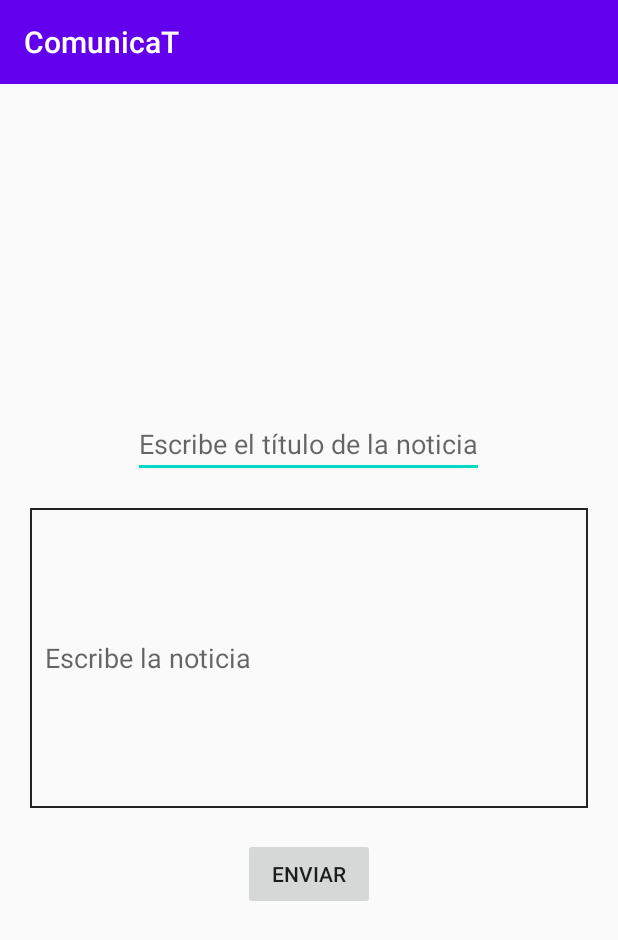
After one commit to NoeliaIm/comunicaT, an Android app: the WriteNotice screen opened directly, with no data from a screen before it, on a phone screen of 412 x 824 dp. The commit adds this screen. Shown: the top 940 px of the screen. Run offline under Robolectric (Android 15) with nearby library versions, the phone set to English and light mode, and no system bars; libraries missing offline, so code that uses them is left out: com.mysql.jdbc.

Commit message:
implemented admin options

```diff
--- a/app/src/main/AndroidManifest.xml
+++ b/app/src/main/AndroidManifest.xml
@@ -22,6 +22,8 @@
         <activity android:name=".LoginActivity"></activity>
         <activity android:name=".notes.NoticiasActivity"></activity>
         <activity android:name=".notes.DetailNoticeActiviy"></activity>
+        <activity android:name=".admin.WriteNotice"></activity>
+        <activity android:name=".admin.RegisterAdmin"></activity>
     </application>
     <uses-permission android:name="android.permission.INTERNET" />
 </manifest>
--- a/app/src/main/java/com/example/comunicat/MainActivity.java
+++ b/app/src/main/java/com/example/comunicat/MainActivity.java
@@ -1,13 +1,17 @@
 package com.example.comunicat;
 
 import android.content.Intent;
+import android.content.SharedPreferences;
+import android.provider.ContactsContract;
 import android.view.View;
 import android.widget.Button;
+
 import androidx.appcompat.app.AppCompatActivity;
+
 import android.os.Bundle;
 
-import com.example.comunicat.utils.Constants;
-import com.example.comunicat.utils.PreferencesManager;
+import com.example.comunicat.config.PreferencesManager;
+import com.example.comunicat.notes.NoticiasActivity;
 
 
 public class MainActivity extends AppCompatActivity {
@@ -36,4 +40,17 @@ public class MainActivity extends AppCompatActivity {
             }
         });
     }
+
+    /*@Override
+    protected void onResume() {
+        super.onResume();
+        SharedPreferences sharedPreferences = getSharedPreferences(PreferencesManager.PREFERENCIASAPP, MODE_PRIVATE);
+        int logged = sharedPreferences.getInt(PreferencesManager.LOGGED, 0);
+        Intent intent;
+        if (logged != 0) {
+            intent = new Intent(MainActivity.this, NoticiasActivity.class);
+            startActivity(intent);
         }
+
+    }*/
+}
--- /dev/null
+++ b/app/src/main/java/com/example/comunicat/admin/WriteNotice.java
@@ -0,0 +1,79 @@
+package com.example.comunicat.admin;
+
+import android.content.Intent;
+import android.os.Bundle;
+import android.view.View;
+import android.widget.Button;
+import android.widget.EditText;
+
+import com.example.comunicat.MainActivity;
+import com.example.comunicat.R;
+import com.example.comunicat.notes.NoticiasActivity;
+
+import java.sql.Connection;
+import java.sql.DriverManager;
+import java.sql.PreparedStatement;
+import java.sql.SQLException;
+import java.util.Date;
+
+public class WriteNotice extends MainActivity {
+    Connection conexionMySQL = null;
+
+    EditText etNoteTitle, etNoteBody;
+    Button btnEnviar;
+    String title, notice;
+    Date date;
+
+    @Override
+    protected void onCreate(Bundle savedInstanceState) {
+        super.onCreate(savedInstanceState);
+        setContentView(R.layout.writenotice);
+        btnEnviar= findViewById(R.id.enviarNoticia);
+        btnEnviar.setOnClickListener(new View.OnClickListener() {
+            public void onClick(View v) {
+                sqlThread.start();
+            }
+        });
+    }
+
+    Thread sqlThread = new Thread() {
+        public void run() {
+            etNoteTitle= findViewById(R.id.noteTitle);
+            etNoteBody= findViewById(R.id.noteBody);
+
+            title = etNoteTitle.getText().toString();
+            notice = etNoteBody.getText().toString();
+            try {
+                Class.forName("com.mysql.jdbc.Driver");
+                // "jdbc:mysql://IP:PUERTO/DB", "USER", "PASSWORD");
+                // Si estás utilizando el emulador de android y tenes el mysql en tu misma PC no utilizar 127.0.0.1 o localhost como IP, utilizar 10.0.2.2
+                conexionMySQL = DriverManager.getConnection(
+                        "jdbc:mysql://10.0.2.2:3306/androidapp?verifyServerCertificate=false&useSSL=true", "root", "4xM4aJk4E9!");
+                //En el stsql se puede agregar cualquier consulta SQL deseada.
+                PreparedStatement st = conexionMySQL.prepareStatement("insert into androidapp.notices (message, title) values (?,?)");
+                st.setString(1, notice);
+                st.setString(2, title);
+                st.executeUpdate();
+                conexionMySQL.close();
+                runOnUiThread(new Runnable() {
+                    @Override
+                    public void run() {
+                        clearForm(etNoteTitle, etNoteBody);
+                    }
+                });
+                Intent intent = new Intent(WriteNotice.this, NoticiasActivity.class);
+                intent.putExtra("isAdmin", true);
+                startActivity(intent);
+            } catch (SQLException se) {
+                System.out.println("oops! No se puede conectar. Error: " + se.toString());
+            } catch (ClassNotFoundException e) {
+                System.out.println("oops! No se encuentra la clase. Error: " + e.getMessage());
+            }
+        }
+    };
+
+    public static void clearForm(EditText etNoteTitle, EditText etNoteBody){
+        etNoteTitle.setText("");
+        etNoteBody.setText("");
+    }
+}
--- a/app/src/main/java/com/example/comunicat/utils/Constants.java
+++ b/app/src/main/java/com/example/comunicat/config/Constants.java
@@ -1,4 +1,4 @@
-package com.example.comunicat.utils;
+package com.example.comunicat.config;
 
 public class Constants {
     public static final String PREFS_USER = "userLogged";
--- a/app/src/main/java/com/example/comunicat/notes/DetailNoticeActiviy.java
+++ b/app/src/main/java/com/example/comunicat/notes/DetailNoticeActiviy.java
@@ -5,7 +5,7 @@ import android.widget.TextView;
 
 import com.example.comunicat.MainActivity;
 import com.example.comunicat.R;
-import com.example.comunicat.utils.Constants;
+import com.example.comunicat.config.Constants;
 
 public class DetailNoticeActiviy extends MainActivity {
     @Override
--- a/app/src/main/java/com/example/comunicat/notes/NotesAdapter.java
+++ b/app/src/main/java/com/example/comunicat/notes/NotesAdapter.java
@@ -8,7 +8,7 @@ import android.view.ViewGroup;
 
 import com.example.comunicat.R;
 import com.example.comunicat.notes.models.Nota;
-import com.example.comunicat.utils.Constants;
+import com.example.comunicat.config.Constants;
 
 import java.util.ArrayList;
 
--- /dev/null
+++ b/app/src/main/res/drawable/border.xml
@@ -0,0 +1,15 @@
+<?xml version="1.0" encoding="utf-8"?>
+<shape xmlns:android="http://schemas.android.com/apk/res/android">
+    <stroke
+        android:width="1dp"
+        android:color="@color/borderColor" />
+    <solid
+        android:color="#00FFFFFF"
+        android:paddingLeft="10dp"
+        android:paddingTop="10dp"/>
+    <padding
+        android:left="10dp"
+        android:top="10dp"
+        android:right="10dp"
+        android:bottom="10dp" />
+</shape>
--- /dev/null
+++ b/app/src/main/res/layout/writenotice.xml
@@ -0,0 +1,32 @@
+<?xml version="1.0" encoding="utf-8"?>
+<LinearLayout xmlns:android="http://schemas.android.com/apk/res/android"
+    android:layout_width="match_parent"
+    android:layout_height="match_parent"
+    android:layout_gravity="center"
+    android:gravity="center"
+    android:orientation="vertical">
+
+    <EditText
+        android:id="@+id/noteTitle"
+        android:layout_width="wrap_content"
+        android:layout_height="wrap_content"
+        android:layout_gravity="center"
+        android:hint="Escribe el título de la noticia"
+        android:inputType="text" />
+
+    <EditText
+        android:id="@+id/noteBody"
+        android:layout_width="match_parent"
+        android:layout_height="200dp"
+        android:layout_margin="20dp"
+        android:hint="Escribe la noticia"
+        android:inputType="textMultiLine"
+        android:singleLine="false"
+        android:background="@drawable/border"/>
+
+    <Button
+        android:id="@+id/enviarNoticia"
+        android:layout_width="wrap_content"
+        android:layout_height="wrap_content"
+        android:text="Enviar"/>
+</LinearLayout>
--- /dev/null
+++ b/app/src/main/res/values-v21/colors.xml
@@ -0,0 +1,4 @@
+<?xml version="1.0" encoding="utf-8"?>
+<resources>
+    <color name="borderColor">#242222</color>
+</resources>
--- a/app/src/main/res/values/colors.xml
+++ b/app/src/main/res/values/colors.xml
@@ -3,4 +3,5 @@
     <color name="colorPrimary">#6200EE</color>
     <color name="colorPrimaryDark">#3700B3</color>
     <color name="colorAccent">#03DAC5</color>
+    <color name="borderColor">#242222</color>
 </resources>
```
Also changed, not shown: app/src/main/java/com/example/comunicat/LoginActivity.java (+18 -0 lines), app/src/main/java/com/example/comunicat/admin/RegisterAdmin.java (added, +102 -0 lines), app/src/main/java/com/example/comunicat/config/PreferencesManager.java (added, +8 -0 lines), app/src/main/java/com/example/comunicat/notes/NoticiasActivity.java (+39 -14 lines), app/src/main/java/com/example/comunicat/utils/PreferencesManager.java (deleted, +0 -24 lines), app/src/main/res/menu/adminoptions.xml (added, +13 -0 lines). Lines whose indentation alone changed are shown as unchanged.
